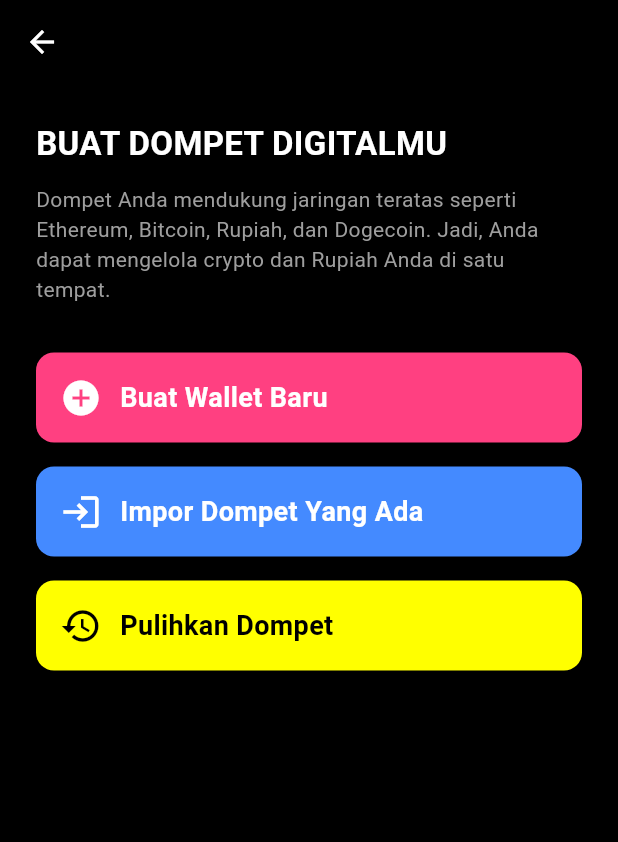
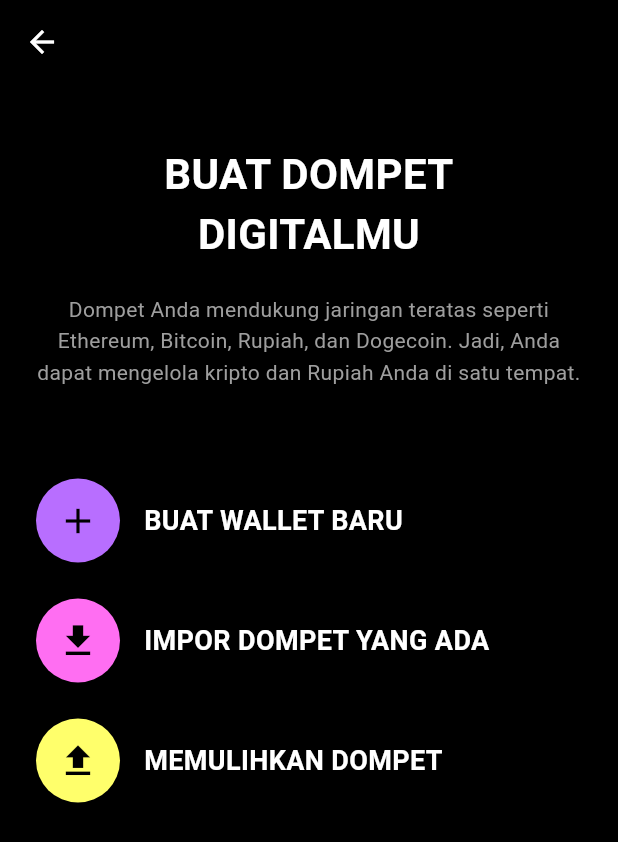
Before and after one commit to AbrahamRusty/RUPIX, a Flutter app: the BuatDompetPage screen opened directly, on a phone screen of 412 x 824 dp. Shown: the top 842 px of the screen. Run offline on Flutter 3.47's test engine with Material 3 defaults, Android fonts, the light colour scheme and no system bars; our stand-ins replace local_auth, simple_icons; missing offline and left inert: mobile_scanner.

Commit message:
Final Fitur Setup Login

```diff
--- a/rupix_app/lib/Pages/Login/buat_dompet_page.dart
+++ b/rupix_app/lib/Pages/Login/buat_dompet_page.dart
@@ -1,6 +1,5 @@
 import 'package:flutter/material.dart';
 import 'setup_keamanan_page.dart';
-import 'login.dart'; // tambahkan ini supaya bisa balik ke login kalau perlu
 
 class BuatDompetPage extends StatelessWidget {
   const BuatDompetPage({super.key});
@@ -16,36 +15,52 @@ class BuatDompetPage extends StatelessWidget {
           icon: const Icon(Icons.arrow_back, color: Colors.white),
           onPressed: () {
             Navigator.pop(context);
-            // otomatis balik ke login kalau sebelumnya pakai push
-            // kalau login pakai pushReplacement, ganti jadi:
-            // Navigator.pushReplacement(
-            //   context,
-            //   MaterialPageRoute(builder: (context) => const LoginPage()),
-            // );
           },
         ),
       ),
       body: Padding(
-        padding: const EdgeInsets.all(24.0),
+        padding: const EdgeInsets.symmetric(horizontal: 24.0),
         child: Column(
-          crossAxisAlignment: CrossAxisAlignment.start,
+          crossAxisAlignment: CrossAxisAlignment.center,
           children: [
+            const SizedBox(height: 40),
+
+            // ===== Title 2 Baris =====
             const Text(
-              "BUAT DOMPET DIGITALMU",
+              "BUAT DOMPET",
               style: TextStyle(
-                fontSize: 22,
+                fontSize: 28,
                 fontWeight: FontWeight.bold,
                 color: Colors.white,
               ),
+              textAlign: TextAlign.center,
             ),
-            const SizedBox(height: 12),
             const Text(
-              "Dompet Anda mendukung jaringan teratas seperti Ethereum, Bitcoin, Rupiah, dan Dogecoin. Jadi, Anda dapat mengelola crypto dan Rupiah Anda di satu tempat.",
-              style: TextStyle(color: Colors.grey),
+              "DIGITALMU",
+              style: TextStyle(
+                fontSize: 28,
+                fontWeight: FontWeight.bold,
+                color: Colors.white,
+              ),
+              textAlign: TextAlign.center,
             ),
-            const SizedBox(height: 32),
 
-            // Tombol Buat Wallet Baru
+            const SizedBox(height: 20),
+
+            // ===== Deskripsi =====
+            const Text(
+              "Dompet Anda mendukung jaringan teratas seperti Ethereum, Bitcoin, Rupiah, dan Dogecoin. Jadi, Anda dapat mengelola kripto dan Rupiah Anda di satu tempat.",
+              style: TextStyle(
+                color: Colors.grey,
+                fontSize: 14,
+                height: 1.5,
+              ),
+              textAlign: TextAlign.center,
+            ),
+
+            const SizedBox(height: 60),
+
+            // ===== Opsi: Buat Wallet Baru =====
             InkWell(
               onTap: () {
                 Navigator.push(
@@ -55,71 +70,86 @@ class BuatDompetPage extends StatelessWidget {
                   ),
                 );
               },
-              child: Container(
-                padding: const EdgeInsets.all(16),
-                margin: const EdgeInsets.only(bottom: 16),
-                decoration: BoxDecoration(
-                  color: Colors.pinkAccent,
-                  borderRadius: BorderRadius.circular(12),
-                ),
-                child: const Row(
-                  children: [
-                    Icon(Icons.add_circle, color: Colors.white, size: 28),
-                    SizedBox(width: 12),
-                    Text(
-                      "Buat Wallet Baru",
-                      style: TextStyle(
-                        color: Colors.white,
-                        fontSize: 18,
-                        fontWeight: FontWeight.bold,
-                      ),
+              borderRadius: BorderRadius.circular(50),
+              child: Row(
+                children: [
+                  Container(
+                    decoration: const BoxDecoration(
+                      color: Color(0xFFB86EFF), // ungu sesuai figma
+                      shape: BoxShape.circle,
                     ),
-                  ],
-                ),
-              ),
-            ),
-
-            // Import Wallet (belum aktif)
-            Container(
-              padding: const EdgeInsets.all(16),
-              margin: const EdgeInsets.only(bottom: 16),
-              decoration: BoxDecoration(
-                color: Colors.blueAccent,
-                borderRadius: BorderRadius.circular(12),
-              ),
-              child: const Row(
-                children: [
-                  Icon(Icons.login, color: Colors.white, size: 28),
-                  SizedBox(width: 12),
-                  Text(
-                    "Impor Dompet Yang Ada",
+                    padding: const EdgeInsets.all(14),
+                    child: const Icon(Icons.add, color: Colors.black, size: 28),
+                  ),
+                  const SizedBox(width: 16),
+                  const Text(
+                    "BUAT WALLET BARU",
                     style: TextStyle(
-                      color: Colors.white,
                       fontSize: 18,
                       fontWeight: FontWeight.bold,
+                      color: Colors.white,
                     ),
                   ),
                 ],
               ),
             ),
 
-            // Pulihkan Dompet (belum aktif)
-            Container(
-              padding: const EdgeInsets.all(16),
-              decoration: BoxDecoration(
-                color: Colors.yellowAccent,
-                borderRadius: BorderRadius.circular(12),
-              ),
-              child: const Row(
+            const SizedBox(height: 24),
+
+            // ===== Opsi: Impor Dompet =====
+            InkWell(
+              onTap: () {
+                // nanti logic impor wallet bisa diisi
+              },
+              borderRadius: BorderRadius.circular(50),
+              child: Row(
                 children: [
-                  Icon(Icons.restore, color: Colors.black, size: 28),
-                  SizedBox(width: 12),
-                  Text(
-                    "Pulihkan Dompet",
+                  Container(
+                    decoration: const BoxDecoration(
+                      color: Color(0xFFFF6EF2), // pink figma
+                      shape: BoxShape.circle,
+                    ),
+                    padding: const EdgeInsets.all(14),
+                    child: const Icon(Icons.download, color: Colors.black, size: 28),
+                  ),
+                  const SizedBox(width: 16),
+                  const Text(
+                    "IMPOR DOMPET YANG ADA",
                     style: TextStyle(
-                      color: Colors.black,
                       fontSize: 18,
                       fontWeight: FontWeight.bold,
+                      color: Colors.white,
+                    ),
+                  ),
+                ],
+              ),
+            ),
+
+            const SizedBox(height: 24),
+
+            // ===== Opsi: Pulihkan Dompet =====
+            InkWell(
+              onTap: () {
+                // nanti logic pulihkan dompet bisa diisi
+              },
+              borderRadius: BorderRadius.circular(50),
+              child: Row(
+                children: [
+                  Container(
+                    decoration: const BoxDecoration(
+                      color: Color(0xFFFFFF6B), // kuning figma
+                      shape: BoxShape.circle,
+                    ),
+                    padding: const EdgeInsets.all(14),
+                    child: const Icon(Icons.upload, color: Colors.black, size: 28),
+                  ),
+                  const SizedBox(width: 16),
+                  const Text(
+                    "MEMULIHKAN DOMPET",
+                    style: TextStyle(
+                      fontSize: 18,
+                      fontWeight: FontWeight.bold,
+                      color: Colors.white,
                     ),
                   ),
                 ],
--- a/rupix_app/lib/Pages/Login/login.dart
+++ b/rupix_app/lib/Pages/Login/login.dart
@@ -44,7 +44,7 @@ class LoginPage extends StatelessWidget {
               ),
               const SizedBox(height: 8),
               const Text(
-                "Kontrol Manajemen Keuanganmu",
+                "Kontrol Manajemen Keuangan dan Aset Digitalmu",
                 style: TextStyle(
                   fontSize: 14,
                   fontWeight: FontWeight.w500,
```
Also changed, not shown: rupix_app/lib/Pages/Login/letsgo_page.dart (+59 -28 lines), rupix_app/lib/Pages/Login/setup_keamanan_page.dart (+152 -49 lines), rupix_app/lib/Pages/Login/welcome.dart (added, +67 -0 lines), 38 other files.
